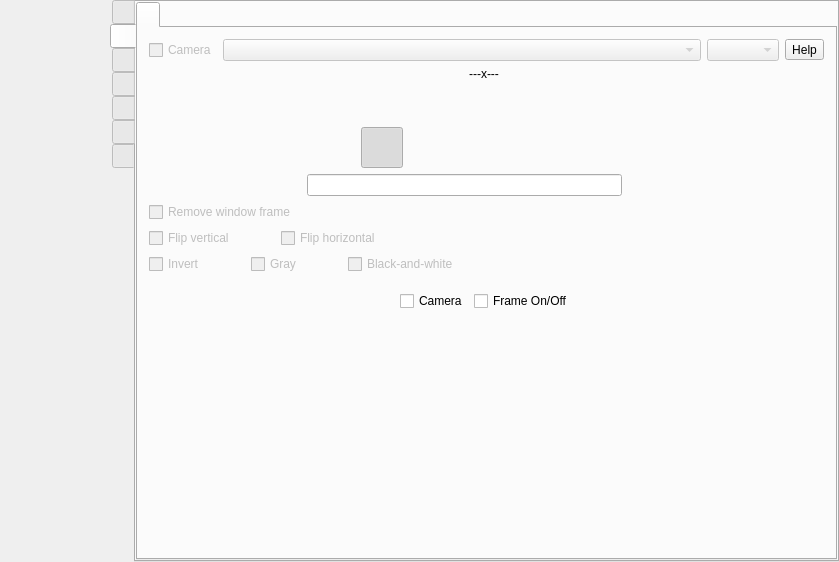
This is src/formMainWindow.ui in vkohaupt/vokoscreenNG as Qt 5 draws it before an edit. The edited form follows.
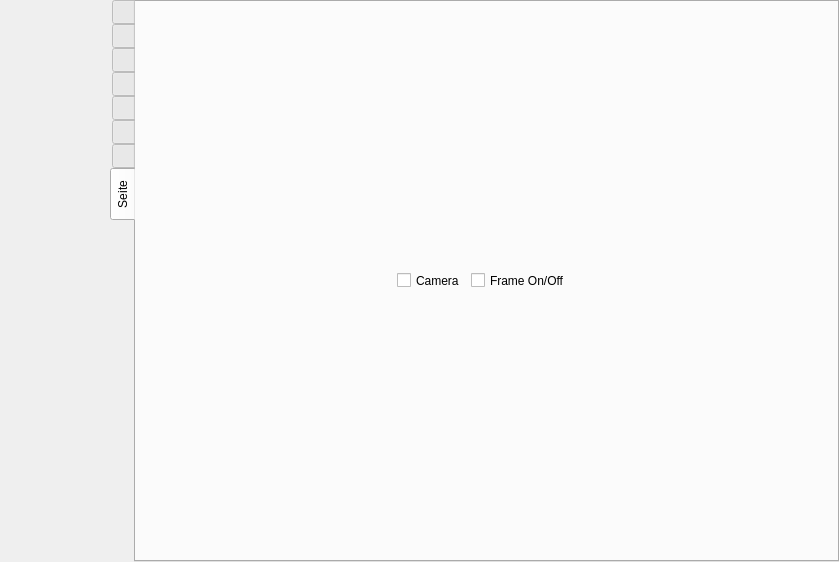
This is the edited form. The open tabs and pages were chosen to show the change. Icons and pictures are not drawn.

Commit message: X11 camera window

```diff
--- a/src/formMainWindow.ui
+++ b/src/formMainWindow.ui
@@ -324,7 +324,7 @@
        <enum>QTabWidget::TabPosition::West</enum>
       </property>
       <property name="currentIndex">
-       <number>1</number>
+       <number>7</number>
       </property>
       <property name="iconSize">
        <size>
@@ -3771,58 +3771,6 @@
               </item>
              </layout>
             </item>
-            <item>
-             <widget class="QWidget" name="widget_2" native="true">
-              <layout class="QHBoxLayout" name="horizontalLayout_74">
-               <item>
-                <spacer name="horizontalSpacer_47">
-                 <property name="orientation">
-                  <enum>Qt::Orientation::Horizontal</enum>
-                 </property>
-                 <property name="sizeHint" stdset="0">
-                  <size>
-                   <width>40</width>
-                   <height>20</height>
-                  </size>
-                 </property>
-                </spacer>
-               </item>
-               <item>
-                <widget class="QCheckBox" name="checkBox_Camera_OnOff">
-                 <property name="text">
-                  <string>Camera</string>
-                 </property>
-                </widget>
-               </item>
-               <item>
-                <widget class="QCheckBox" name="checkBox_Frame_OnOff">
-                 <property name="toolTip">
-                  <string notr="true"/>
-                 </property>
-                 <property name="text">
-                  <string notr="true">Frame On/Off</string>
-                 </property>
-                 <property name="shortcut">
-                  <string notr="true"/>
-                 </property>
-                </widget>
-               </item>
-               <item>
-                <spacer name="horizontalSpacer_45">
-                 <property name="orientation">
-                  <enum>Qt::Orientation::Horizontal</enum>
-                 </property>
-                 <property name="sizeHint" stdset="0">
-                  <size>
-                   <width>40</width>
-                   <height>20</height>
-                  </size>
-                 </property>
-                </spacer>
-               </item>
-              </layout>
-             </widget>
-            </item>
             <item>
              <spacer name="verticalSpacer_7">
               <property name="orientation">
@@ -7193,6 +7141,69 @@
         </item>
        </layout>
       </widget>
+      <widget class="QWidget" name="tab_3">
+       <attribute name="title">
+        <string>Seite</string>
+       </attribute>
+       <widget class="QWidget" name="widget_2" native="true">
+        <property name="geometry">
+         <rect>
+          <x>10</x>
+          <y>260</y>
+          <width>676</width>
+          <height>37</height>
+         </rect>
+        </property>
+        <layout class="QHBoxLayout" name="horizontalLayout_74">
+         <item>
+          <spacer name="horizontalSpacer_47">
+           <property name="orientation">
+            <enum>Qt::Orientation::Horizontal</enum>
+           </property>
+           <property name="sizeHint" stdset="0">
+            <size>
+             <width>40</width>
+             <height>20</height>
+            </size>
+           </property>
+          </spacer>
+         </item>
+         <item>
+          <widget class="QCheckBox" name="checkBox_Camera_OnOff">
+           <property name="text">
+            <string>Camera</string>
+           </property>
+          </widget>
+         </item>
+         <item>
+          <widget class="QCheckBox" name="checkBox_Frame_OnOff">
+           <property name="toolTip">
+            <string notr="true"/>
+           </property>
+           <property name="text">
+            <string notr="true">Frame On/Off</string>
+           </property>
+           <property name="shortcut">
+            <string notr="true"/>
+           </property>
+          </widget>
+         </item>
+         <item>
+          <spacer name="horizontalSpacer_45">
+           <property name="orientation">
+            <enum>Qt::Orientation::Horizontal</enum>
+           </property>
+           <property name="sizeHint" stdset="0">
+            <size>
+             <width>40</width>
+             <height>20</height>
+            </size>
+           </property>
+          </spacer>
+         </item>
+        </layout>
+       </widget>
+      </widget>
      </widget>
     </item>
    </layout>
```
Left out of the diff: 41 changed lines with no effect on the pictures. The commit also changes 2 other files.
